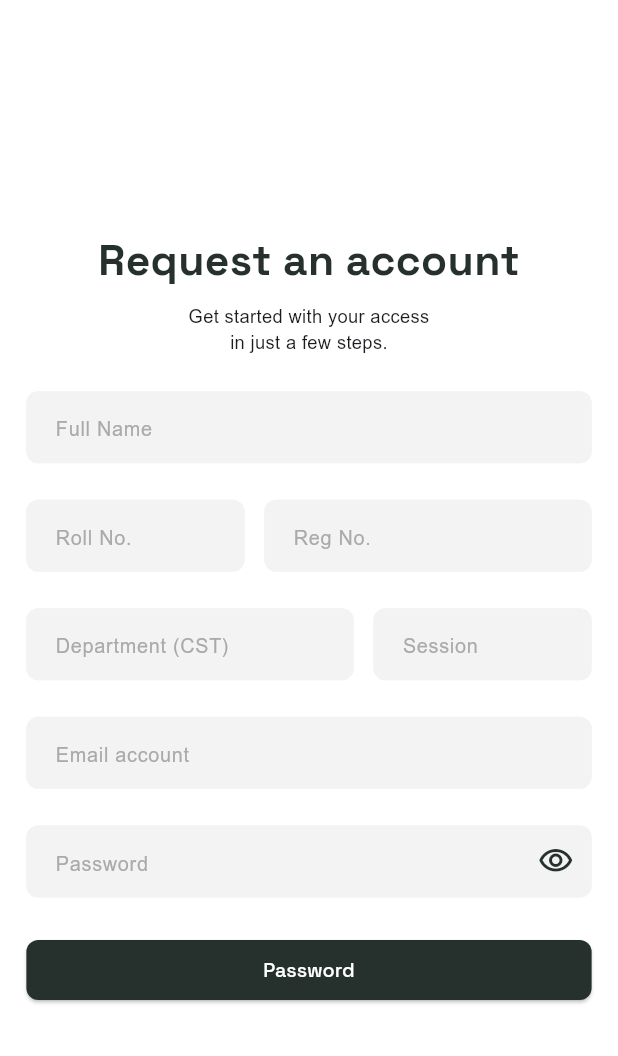
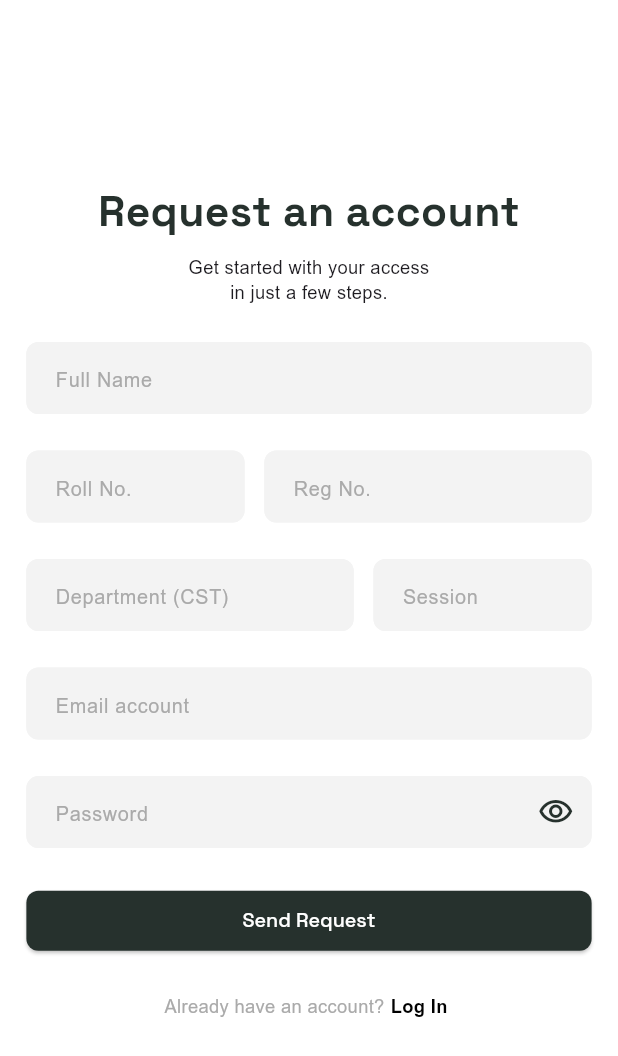
Before and after one commit to md-miyam/my_library, a Flutter app: the SignUpView screen opened by its route, on a phone screen of 412 x 824 dp. Shown: the top 1056 px of the screen. Run offline on Flutter 3.47's test engine with Material 3 defaults, Android fonts, the phone set to English and light mode, and no system bars; our stand-ins replace flutter_screenutil, get, lottie.

```diff
--- a/lib/app/modules/common_widget/custom_app_bar.dart
+++ b/lib/app/modules/common_widget/custom_app_bar.dart
@@ -1,7 +1,10 @@
 import 'package:flutter/material.dart';
+import 'package:get/get.dart';
+import 'package:get/get_core/src/get_main.dart';
 import 'package:my_library/app/data/image_path.dart';
 import '../../data/app_colors.dart';
 import '../../data/app_text_styles.dart';
+import '../../routes/app_pages.dart';
 
 class CustomAppBar extends StatelessWidget implements PreferredSizeWidget {
   final String? title;
@@ -23,7 +26,9 @@ class CustomAppBar extends StatelessWidget implements PreferredSizeWidget {
         centerTitle: false,
         actions: [
           InkWell(
-            onTap: (){},
+            onTap: (){
+              Get.toNamed(Routes.LOG_IN);
+            },
             child: Image.asset(ImagePath.notificationIcon,height: 24,),
           )
         ],
--- a/lib/app/modules/home/views/home_view.dart
+++ b/lib/app/modules/home/views/home_view.dart
@@ -15,7 +15,7 @@ class HomeView extends GetView<HomeController> {
       body: Center(
         child: Text(
           'HomeView is working',
-          style: AppTextStyles.spaceGroteskLarge40,
+          style: AppTextStyles.regular15,
         ),
       ),
     );
--- a/lib/app/modules/log_in/views/log_in_view.dart
+++ b/lib/app/modules/log_in/views/log_in_view.dart
@@ -66,7 +66,7 @@ class LogInView extends GetView<LogInController> {
                   SizedBox(
                     width: double.infinity,
                     child: ElevatedButton(onPressed: () {
-                    }, child: Text("Password")),
+                    }, child: Text("Log In")),
                   ),
 
                   Padding(
@@ -75,7 +75,7 @@ class LogInView extends GetView<LogInController> {
                       firstText: "Don't have an account?",
                       secondText: "Request an account",
                       onTap: () {
-                        Get.toNamed(Routes.SELECT_INSTITUTE);
+                        Get.offAllNamed(Routes.SELECT_INSTITUTE);
                       },
                     ),
                   ),
--- a/lib/app/modules/sign_up/views/sign_up_view.dart
+++ b/lib/app/modules/sign_up/views/sign_up_view.dart
@@ -6,6 +6,8 @@ import 'package:my_library/app/modules/common_widget/custom_text_field.dart';
 
 import '../../../data/app_colors.dart';
 import '../../../data/app_text_styles.dart';
+import '../../../routes/app_pages.dart';
+import '../../common_widget/custom_rich_text.dart';
 import '../controllers/sign_up_controller.dart';
 
 class SignUpView extends GetView<SignUpController> {
@@ -114,8 +116,21 @@ class SignUpView extends GetView<SignUpController> {
                   SizedBox(
                     width: double.infinity,
                     child: ElevatedButton(
-                      onPressed: () {},
-                      child: Text("Password"),
+                      onPressed: () {
+                        Get.toNamed(Routes.VERIFICATION);
+                      },
+                      child: Text("Send Request"),
+                    ),
+                  ),
+
+                  Padding(
+                    padding: EdgeInsets.symmetric(vertical: 24.h),
+                    child: CustomRichText(
+                      firstText: "Already have an account?",
+                      secondText: "Log In",
+                      onTap: () {
+                        Get.offAllNamed(Routes.LOG_IN);
+                      },
                     ),
                   ),
                 ],
--- a/lib/app/routes/app_pages.dart
+++ b/lib/app/routes/app_pages.dart
@@ -12,6 +12,8 @@ import '../modules/sign_up/bindings/sign_up_binding.dart';
 import '../modules/sign_up/views/sign_up_view.dart';
 import '../modules/splash/bindings/splash_binding.dart';
 import '../modules/splash/views/splash_view.dart';
+import '../modules/verification/bindings/verification_binding.dart';
+import '../modules/verification/views/verification_view.dart';
 
 part 'app_routes.dart';
 
@@ -51,5 +53,10 @@ class AppPages {
       page: () => const SignUpView(),
       binding: SignUpBinding(),
     ),
+    GetPage(
+      name: _Paths.VERIFICATION,
+      page: () => const VerificationView(),
+      binding: VerificationBinding(),
+    ),
   ];
 }
--- a/lib/app/routes/app_routes.dart
+++ b/lib/app/routes/app_routes.dart
@@ -10,6 +10,7 @@ abstract class Routes {
   static const LOG_IN = _Paths.LOG_IN;
   static const SELECT_INSTITUTE = _Paths.SELECT_INSTITUTE;
   static const SIGN_UP = _Paths.SIGN_UP;
+  static const VERIFICATION = _Paths.VERIFICATION;
 }
 
 abstract class _Paths {
@@ -20,4 +21,5 @@ abstract class _Paths {
   static const LOG_IN = '/log-in';
   static const SELECT_INSTITUTE = '/select-institute';
   static const SIGN_UP = '/sign-up';
+  static const VERIFICATION = '/verification';
 }
```
Also changed, not shown: lib/app/modules/verification/bindings/verification_binding.dart (added, +12 -0 lines), lib/app/modules/verification/controllers/verification_controller.dart (added, +23 -0 lines), lib/app/modules/verification/views/verification_view.dart (added, +83 -0 lines).
